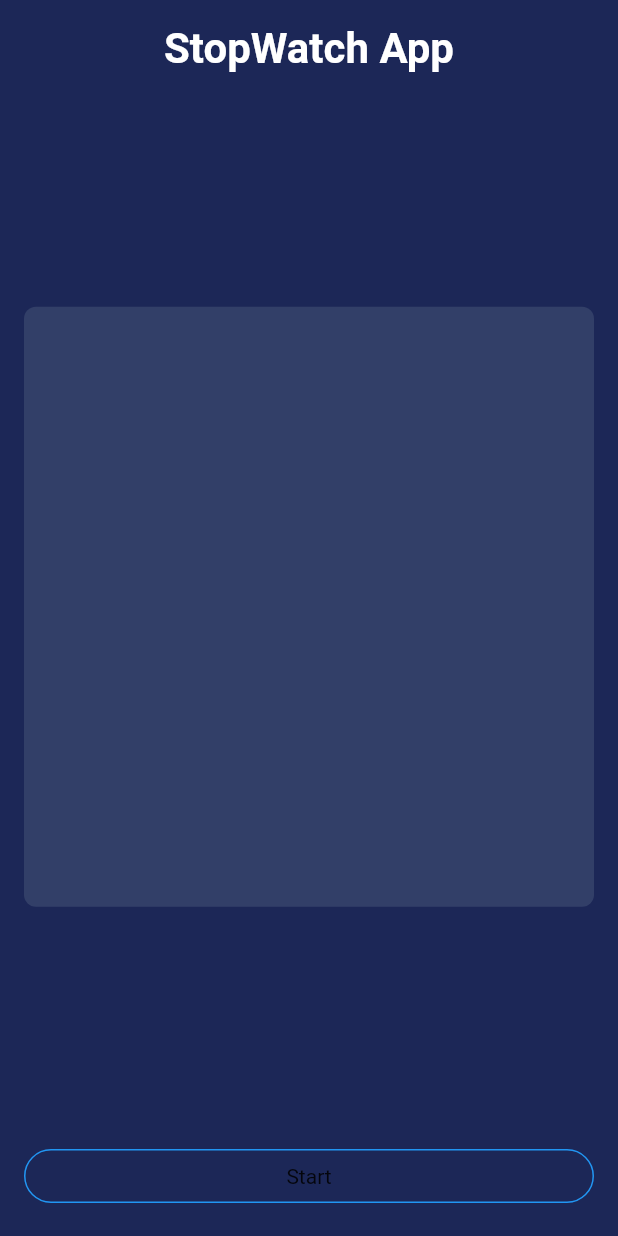
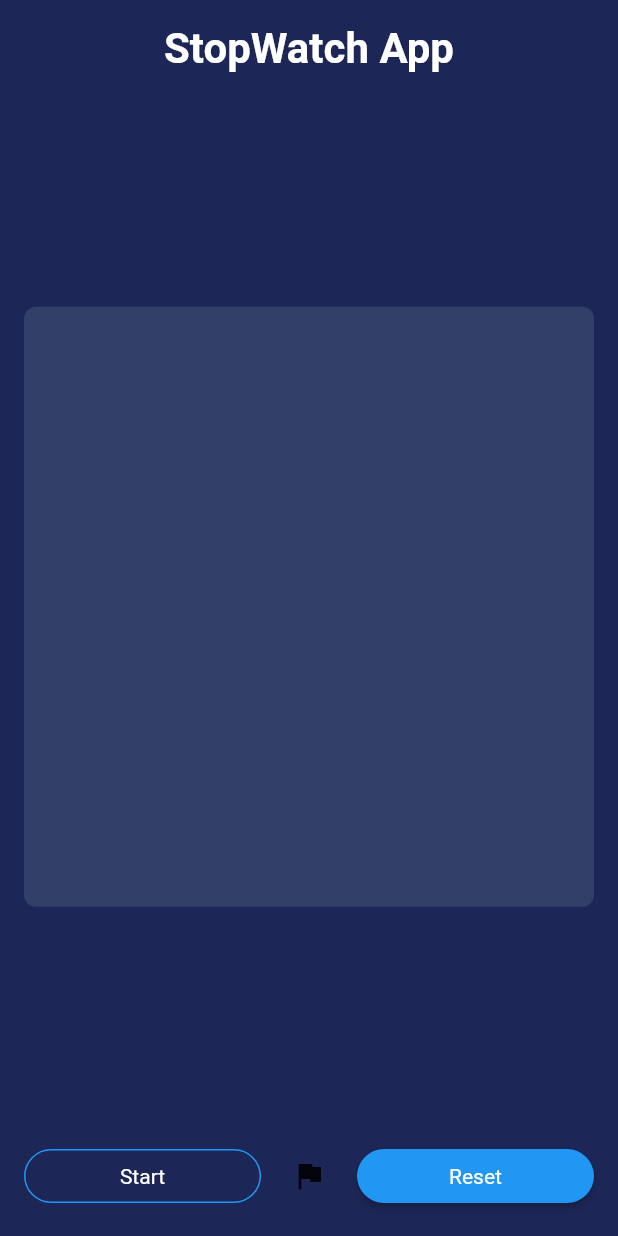
Before and after one commit to SaileshAcharya1229/stop_watch_flutter, a Flutter app: the screen it shows after launch, on a phone screen of 412 x 824 dp. Run offline on Flutter 3.47's test engine with Material 2 defaults, Android fonts, the phone set to English and light mode, and no system bars.

Commit message:
changes the design of button

```diff
--- a/lib/main.dart
+++ b/lib/main.dart
@@ -10,6 +10,7 @@ class MyApp extends StatelessWidget {
   @override
   Widget build(BuildContext context) {
     return MaterialApp(
+      debugShowCheckedModeBanner: false,
       title: 'Stop watch',
       home: HomeApp(),
     );
@@ -67,7 +68,31 @@ class _HomeAppState extends State<HomeApp> {
                       shape: StadiumBorder(
                         side: BorderSide(color: Colors.blue),
                       ),
-                      child: Text("Start"),
+                      child: Text(
+                        "Start",
+                        style: TextStyle(color: Colors.white),
+                      ),
+                    ),
+                  ),
+                  SizedBox(
+                    width: 8.0,
+                  ),
+                  IconButton(
+                    onPressed: () {},
+                    icon: Icon(Icons.flag),
+                  ),
+                  SizedBox(
+                    width: 8.0,
+                  ),
+                  Expanded(
+                    child: RawMaterialButton(
+                      onPressed: () {},
+                      fillColor: Colors.blue,
+                      shape: const StadiumBorder(),
+                      child: Text(
+                        "Reset",
+                        style: TextStyle(color: Colors.white),
+                      ),
                     ),
                   ),
                 ],
```
